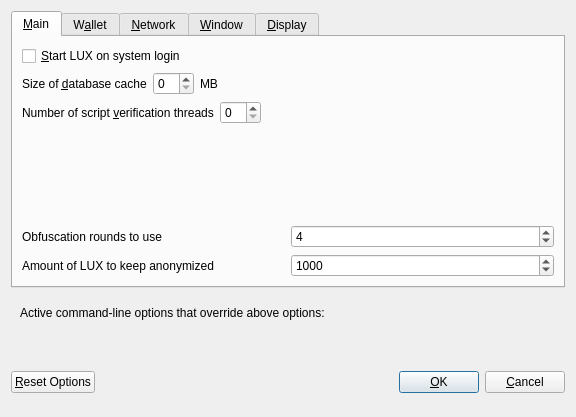
Old version of the form src/qt/forms/optionsdialog.ui in the repository JustPayments/JustPay.
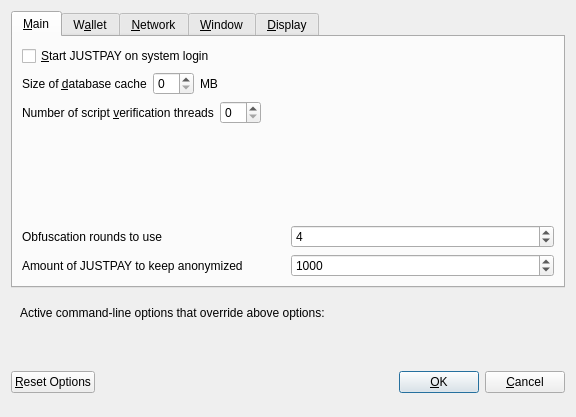
New version of the form. Custom widgets are drawn as their Qt base class.

Commit message: Change wording from lux to justpay in files

```diff
--- a/src/qt/forms/optionsdialog.ui
+++ b/src/qt/forms/optionsdialog.ui
@@ -33,7 +33,7 @@
           <string>Automatically start LUX after logging in to the system.</string>
          </property>
          <property name="text">
-          <string>&amp;Start LUX on system login</string>
+          <string>&amp;Start JUSTPAY on system login</string>
          </property>
         </widget>
        </item>
@@ -177,7 +177,7 @@
             <string notr="true"/>
            </property>
            <property name="text">
-            <string>Amount of LUX to keep anonymized</string>
+            <string>Amount of JUSTPAY to keep anonymized</string>
            </property>
           </widget>
          </item>
```
Left out of the diff: 12 changed lines with no effect on the pictures. The commit also changes 174 other files.
